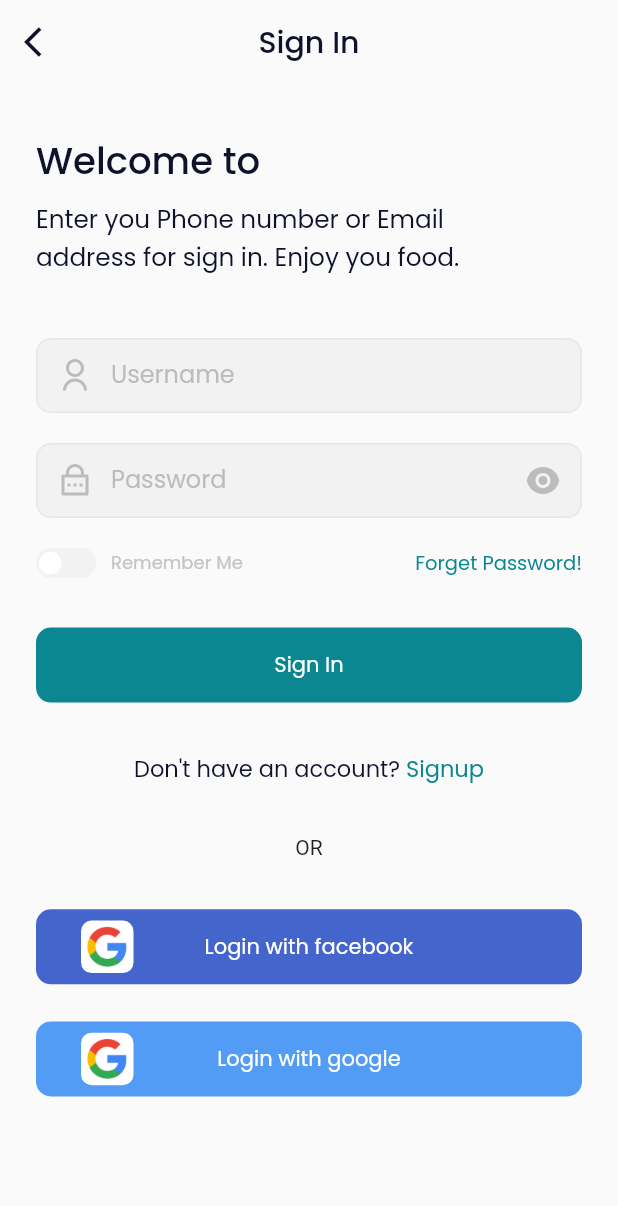
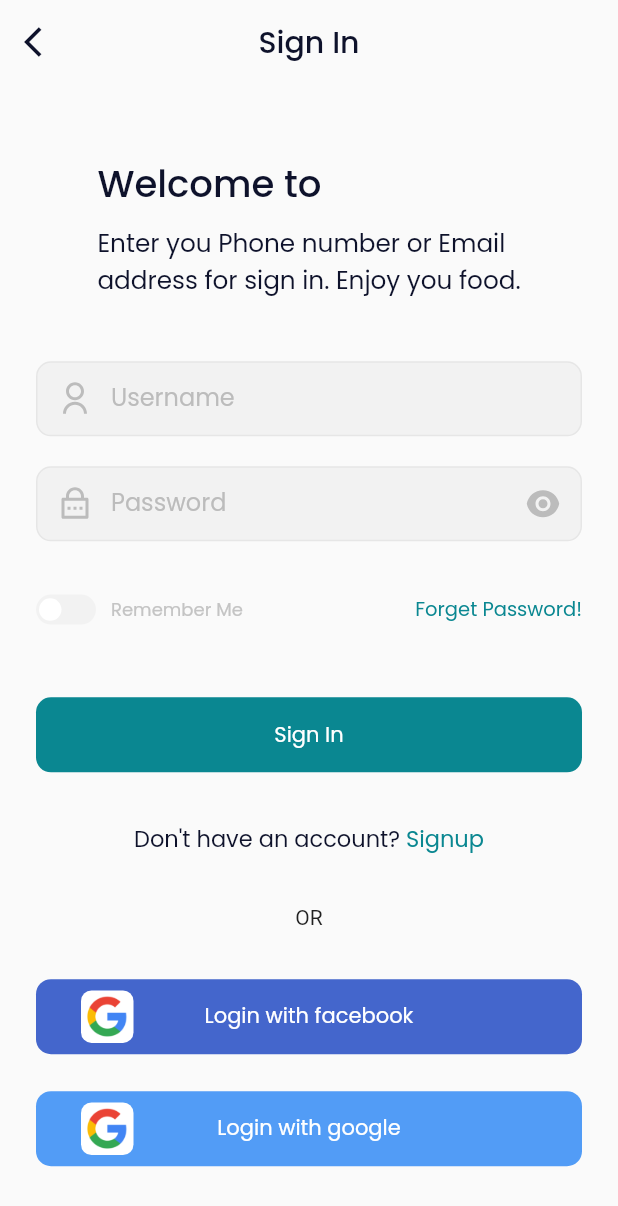
Before and after one commit to aninarafath6/Food-Door, a Flutter app: the screen it shows after launch, after a tap on "SKIP", after a tap on "Get Started", on a phone screen of 412 x 824 dp. Shown: the top 1206 px of the screen. Run offline on Flutter 3.47's test engine with Material 2 defaults, Android fonts, the phone set to English and light mode, and no system bars; our stand-ins replace google_fonts, remixicon.

Commit message:
bug on single child scroll view sing in widget

```diff
--- a/lib/main.dart
+++ b/lib/main.dart
@@ -1,6 +1,5 @@
 import 'package:flutter/material.dart';
 import 'package:food_door/src/app.dart';
-
-void main() {
+  void main() {
   runApp(const MyApp());
 }
--- a/lib/src/views/screens/login_screen/login_screen.dart
+++ b/lib/src/views/screens/login_screen/login_screen.dart
@@ -17,25 +17,27 @@ class LoginScreen extends StatelessWidget {
       appBar: loginAppBar(context),
       // content area
       body: Padding(
-        // default padding
         padding:
             const EdgeInsets.symmetric(horizontal: AppSizes.defaultPadding),
-        // wrap with scroll view
-        child: SingleChildScrollView(
-          // content area
         child: Column(
-            crossAxisAlignment: CrossAxisAlignment.start,
           children: const <Widget>[
-              // welcome message section
+Spacer(),            // welcome message section
             WelcomeMessageSection(),
             // input section
             InputSection(),
+Spacer(),            // welcome message section
+
             // input action section
             InputActionSection(),
+Spacer(),            // welcome message section
+
+
             /// login actions
             ActionSection(),
+Spacer(flex:3),            // welcome message section
+
           ],
-          ),
+
         ),
       ),
     );
--- a/lib/src/views/screens/login_screen/sections/action_section.dart
+++ b/lib/src/views/screens/login_screen/sections/action_section.dart
@@ -52,15 +52,20 @@ class ActionSection extends StatelessWidget {
         ),
         // spacer
         context.spacing(height: 4),
+        // divider
         const Text('OR'),
+        // spacer
         context.spacing(height: 4),
-         IButton(
+        // facebook sign in button
+       const  IButton(
           label: 'Login with facebook',
           backgroundColor: AppColors.blue,
           image:AppImages.googleIcon,
         ),
+        // spacer
         context.spacing(height: 3),
-         IButton(
+        // google sign in button
+       const  IButton(
           label: 'Login with google',
           backgroundColor: AppColors.lightBlue,
           image:AppImages.googleIcon,
```
Lines whose indentation alone changed are shown as unchanged.
